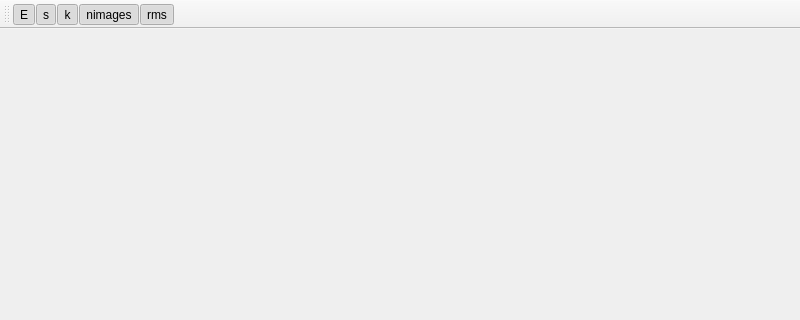
The window that pygmin/gui/ui/ui_neb_explorer.ui (pele-python/pele) describes before a commit, drawn with Qt 5; both pictures show x 0 to 800 and y 0 to 320 of the 800 by 600 pixel window.
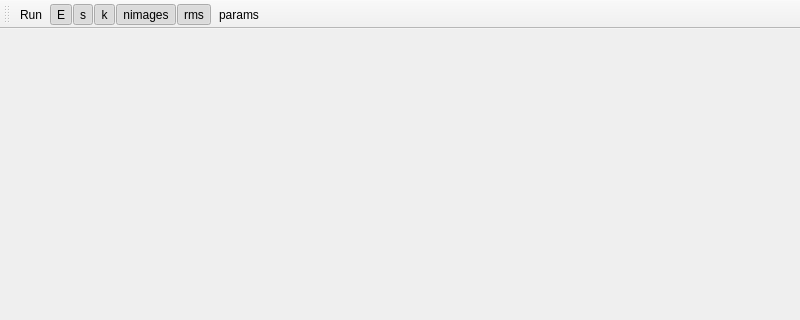
The same window after the commit.

Commit message: neb explorer has rerun and edit params

Diff of the .ui file:
```diff
--- a/pygmin/gui/ui/ui_neb_explorer.ui
+++ b/pygmin/gui/ui/ui_neb_explorer.ui
@@ -34,11 +34,13 @@
    <attribute name="toolBarBreak">
     <bool>false</bool>
    </attribute>
+   <addaction name="actionRun"/>
    <addaction name="actionE"/>
    <addaction name="actionS"/>
    <addaction name="actionK"/>
    <addaction name="actionNimages"/>
    <addaction name="actionRms"/>
+   <addaction name="actionParams"/>
   </widget>
   <action name="actionRun">
    <property name="text">
@@ -117,6 +119,11 @@
     <string>3D</string>
    </property>
   </action>
+  <action name="actionParams">
+   <property name="text">
+    <string>params</string>
+   </property>
+  </action>
  </widget>
  <resources/>
  <connections/>
```
The commit also changes 2 other files.
